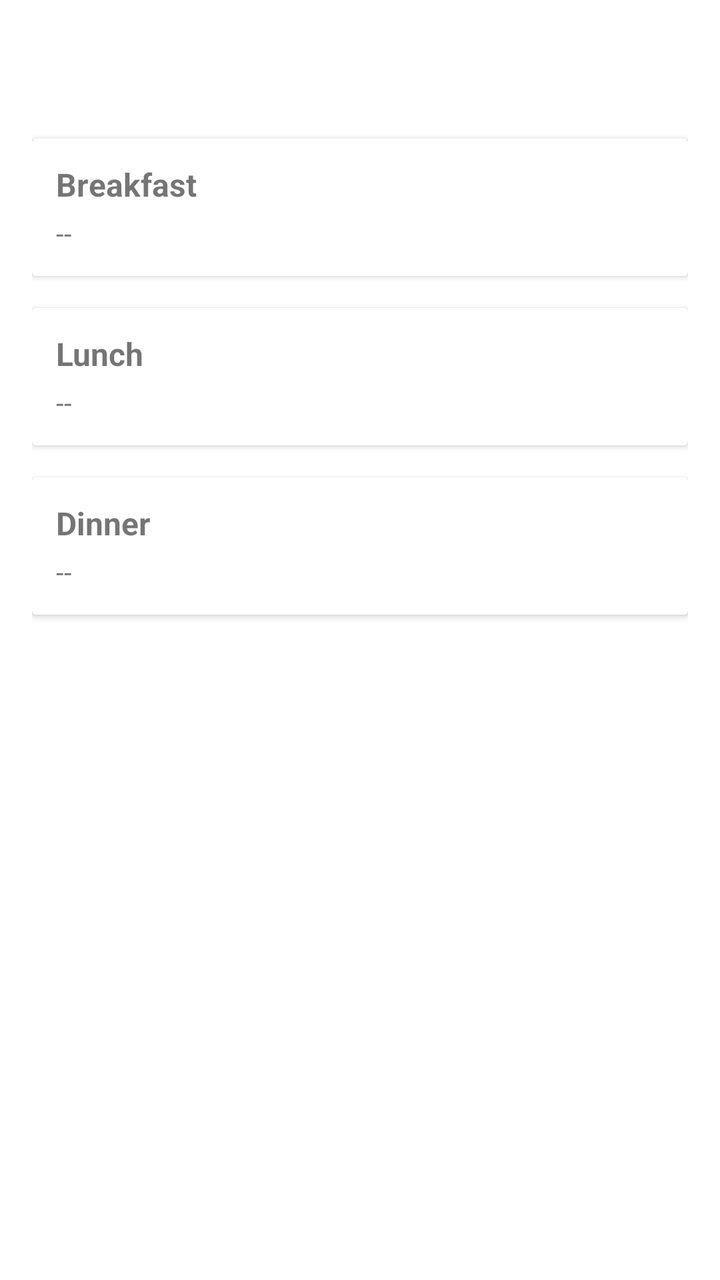
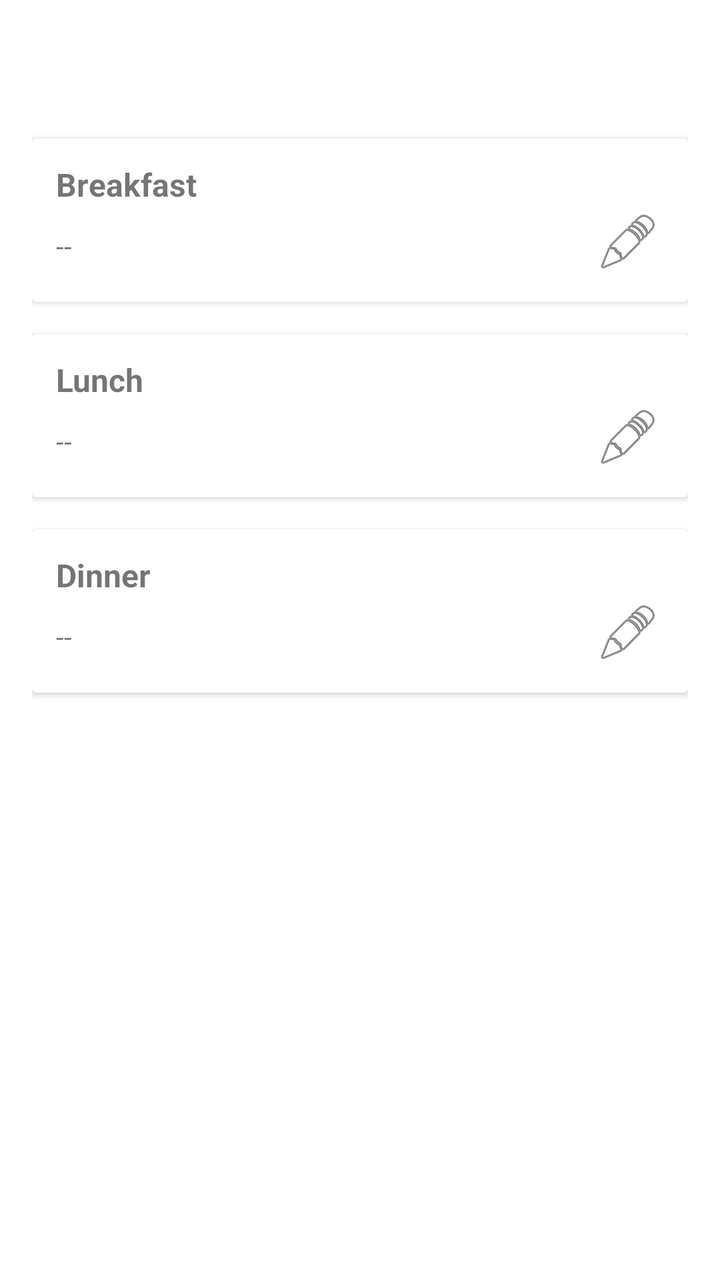

Screens rendered from an Android XML layout before and after an edit, with the pre-edit source and the edit as a unified diff.
<!-- AndroidManifest.xml: application theme AppTheme -->
<!-- res/layout/fragment_daily_menu.xml -->
<?xml version="1.0" encoding="utf-8"?>
<LinearLayout xmlns:android="http://schemas.android.com/apk/res/android"
    android:layout_width="match_parent"
    android:layout_height="match_parent"
    android:orientation="vertical"
    android:padding="16dp">

    <TextView
        android:id="@+id/textViewDate"
        android:layout_width="match_parent"
        android:layout_height="wrap_content"
        android:gravity="center"
        android:textSize="22sp"
        android:textStyle="bold"
        android:paddingBottom="24dp" />

    <androidx.cardview.widget.CardView
        android:layout_width="match_parent"
        android:layout_height="wrap_content"
        android:layout_marginBottom="16dp">

        <LinearLayout
            android:layout_width="match_parent"
            android:layout_height="wrap_content"
            android:orientation="vertical"
            android:padding="12dp">

            <TextView
                android:layout_width="wrap_content"
                android:layout_height="wrap_content"
                android:text="@string/breakfast"
                android:textStyle="bold"
                android:textSize="16sp" />

            <TextView
                android:id="@+id/textViewBreakfastContent"
                android:layout_width="match_parent"
                android:layout_height="wrap_content"
                android:text="--"
                android:paddingTop="4dp" />
        </LinearLayout>
    </androidx.cardview.widget.CardView>

    <androidx.cardview.widget.CardView
        android:layout_width="match_parent"
        android:layout_height="wrap_content"
        android:layout_marginBottom="16dp">

        <LinearLayout
            android:layout_width="match_parent"
            android:layout_height="wrap_content"
            android:orientation="vertical"
            android:padding="12dp">

            <TextView
                android:layout_width="wrap_content"
                android:layout_height="wrap_content"
                android:text="@string/lunch"
                android:textStyle="bold"
                android:textSize="16sp" />

            <TextView
                android:id="@+id/textViewLunchContent"
                android:layout_width="match_parent"
                android:layout_height="wrap_content"
                android:text="--"
                android:paddingTop="4dp" />
        </LinearLayout>
    </androidx.cardview.widget.CardView>

    <androidx.cardview.widget.CardView
        android:layout_width="match_parent"
        android:layout_height="wrap_content"
        android:layout_marginBottom="16dp">

        <LinearLayout
            android:layout_width="match_parent"
            android:layout_height="wrap_content"
            android:orientation="vertical"
            android:padding="12dp">

            <TextView
                android:layout_width="wrap_content"
                android:layout_height="wrap_content"
                android:text="@string/dinner"
                android:textStyle="bold"
                android:textSize="16sp" />

            <TextView
                android:id="@+id/textViewDinnerContent"
                android:layout_width="match_parent"
                android:layout_height="wrap_content"
                android:text="--"
                android:paddingTop="4dp" />
        </LinearLayout>
    </androidx.cardview.widget.CardView>

</LinearLayout>
<!-- resources referenced by this layout -->
<resources>
  <string name="breakfast">Breakfast</string>
  <string name="dinner">Dinner</string>
  <string name="lunch">Lunch</string>
  <style name="AppTheme" parent="Theme.MaterialComponents.DayNight.DarkActionBar">
          
          <item name="windowActionBar">false</item>
          <item name="windowNoTitle">true</item>
          
          <item name="colorPrimary">#FF5722</item>
          <item name="colorPrimaryVariant">#FF5722</item>
          
          <item name="colorSecondary">#FF5722</item>
          <item name="popupMenuStyle">@style/CustomPopupMenu</item>
          <item name="colorOnSurface">#000000</item>
      </style>
  <style name="CustomPopupMenu" parent="Widget.AppCompat.PopupMenu">
          <item name="android:popupBackground">#FFFFFF</item> 
          <item name="android:textColor">#000000</item> 
      </style>
</resources>

<!-- the commit's change to res/layout/fragment_daily_menu.xml (unified diff, before → after) -->
@@ -15,9 +15,13 @@
         android:paddingBottom="24dp" />
 
     <androidx.cardview.widget.CardView
+        android:id="@+id/cardViewBreakfast"
         android:layout_width="match_parent"
         android:layout_height="wrap_content"
-        android:layout_marginBottom="16dp">
+        android:layout_marginBottom="16dp"
+        android:clickable="true"
+        android:focusable="true"
+        android:foreground="?attr/selectableItemBackground">
 
         <LinearLayout
             android:layout_width="match_parent"
@@ -32,19 +36,39 @@
                 android:textStyle="bold"
                 android:textSize="16sp" />
 
-            <TextView
-                android:id="@+id/textViewBreakfastContent"
+            <LinearLayout
                 android:layout_width="match_parent"
                 android:layout_height="wrap_content"
-                android:text="--"
-                android:paddingTop="4dp" />
+                android:orientation="horizontal"
+                android:gravity="center_vertical">
+
+                <TextView
+                    android:id="@+id/textViewBreakfastContent"
+                    android:layout_width="0dp"
+                    android:layout_height="wrap_content"
+                    android:layout_weight="1"
+                    android:text="--"
+                    android:paddingTop="4dp" />
+
+                <ImageButton
+                    android:id="@+id/btnEditBreakfast"
+                    android:layout_width="36dp"
+                    android:layout_height="36dp"
+                    android:src="@android:drawable/ic_menu_edit"
+                    android:background="?attr/selectableItemBackgroundBorderless"
+                    android:contentDescription="@string/edit_breakfast" />
+            </LinearLayout>
         </LinearLayout>
     </androidx.cardview.widget.CardView>
 
     <androidx.cardview.widget.CardView
+        android:id="@+id/cardViewLunch"
         android:layout_width="match_parent"
         android:layout_height="wrap_content"
-        android:layout_marginBottom="16dp">
+        android:layout_marginBottom="16dp"
+        android:clickable="true"
+        android:focusable="true"
+        android:foreground="?attr/selectableItemBackground">
 
         <LinearLayout
             android:layout_width="match_parent"
@@ -59,19 +83,39 @@
                 android:textStyle="bold"
                 android:textSize="16sp" />
 
-            <TextView
-                android:id="@+id/textViewLunchContent"
+            <LinearLayout
                 android:layout_width="match_parent"
                 android:layout_height="wrap_content"
-                android:text="--"
-                android:paddingTop="4dp" />
+                android:orientation="horizontal"
+                android:gravity="center_vertical">
+
+                <TextView
+                    android:id="@+id/textViewLunchContent"
+                    android:layout_width="0dp"
+                    android:layout_height="wrap_content"
+                    android:layout_weight="1"
+                    android:text="--"
+                    android:paddingTop="4dp" />
+
+                <ImageButton
+                    android:id="@+id/btnEditLunch"
+                    android:layout_width="36dp"
+                    android:layout_height="36dp"
+                    android:src="@android:drawable/ic_menu_edit"
+                    android:background="?attr/selectableItemBackgroundBorderless"
+                    android:contentDescription="@string/edit_lunch" />
+            </LinearLayout>
         </LinearLayout>
     </androidx.cardview.widget.CardView>
 
     <androidx.cardview.widget.CardView
+        android:id="@+id/cardViewDinner"
         android:layout_width="match_parent"
         android:layout_height="wrap_content"
-        android:layout_marginBottom="16dp">
+        android:layout_marginBottom="16dp"
+        android:clickable="true"
+        android:focusable="true"
+        android:foreground="?attr/selectableItemBackground">
 
         <LinearLayout
             android:layout_width="match_parent"
@@ -86,12 +130,28 @@
                 android:textStyle="bold"
                 android:textSize="16sp" />
 
-            <TextView
-                android:id="@+id/textViewDinnerContent"
+            <LinearLayout
                 android:layout_width="match_parent"
                 android:layout_height="wrap_content"
-                android:text="--"
-                android:paddingTop="4dp" />
+                android:orientation="horizontal"
+                android:gravity="center_vertical">
+
+                <TextView
+                    android:id="@+id/textViewDinnerContent"
+                    android:layout_width="0dp"
+                    android:layout_height="wrap_content"
+                    android:layout_weight="1"
+                    android:text="--"
+                    android:paddingTop="4dp" />
+
+                <ImageButton
+                    android:id="@+id/btnEditDinner"
+                    android:layout_width="36dp"
+                    android:layout_height="36dp"
+                    android:src="@android:drawable/ic_menu_edit"
+                    android:background="?attr/selectableItemBackgroundBorderless"
+                    android:contentDescription="@string/edit_dinner" />
+            </LinearLayout>
         </LinearLayout>
     </androidx.cardview.widget.CardView>
 
<!-- resource entries referenced after the edit -->
@@ -2,6 +2,9 @@
 <resources>
   <string name="breakfast">Breakfast</string>
   <string name="dinner">Dinner</string>
+  <string name="edit_breakfast">Edit breakfast</string>
+  <string name="edit_dinner">Edit dinner</string>
+  <string name="edit_lunch">Edit lunch</string>
   <string name="lunch">Lunch</string>
   <style name="AppTheme" parent="Theme.MaterialComponents.DayNight.DarkActionBar">
           
